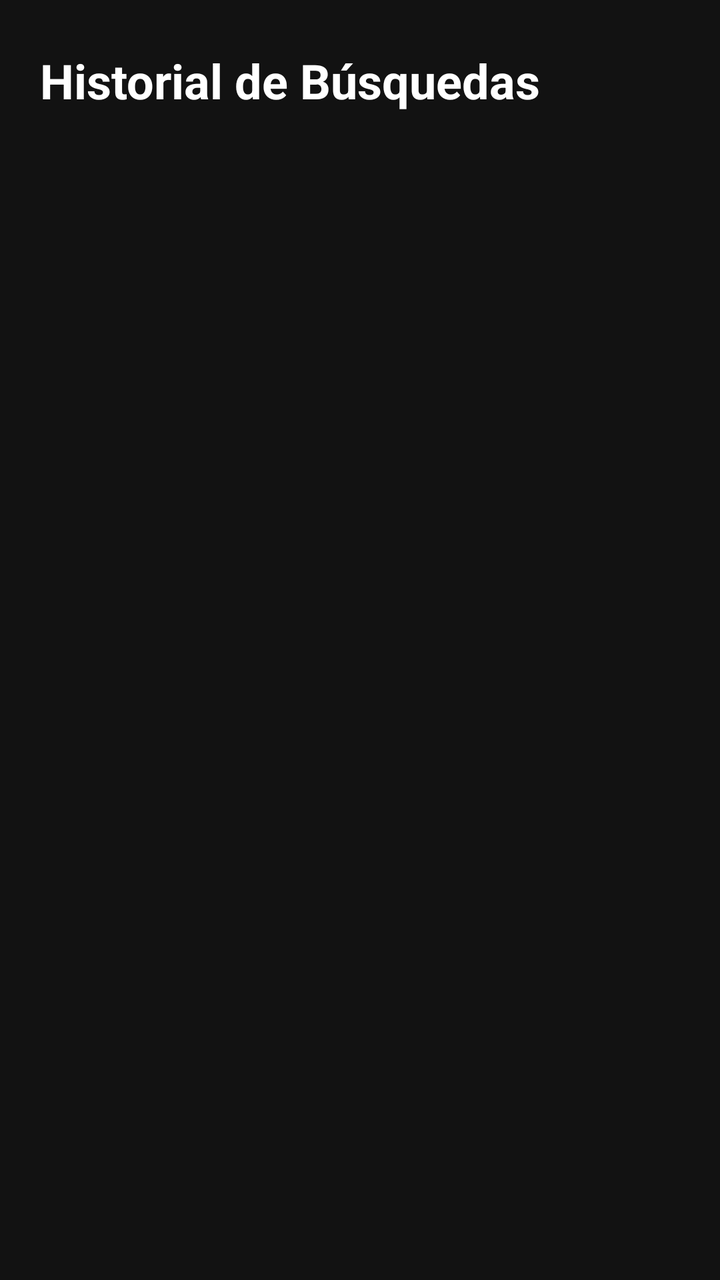
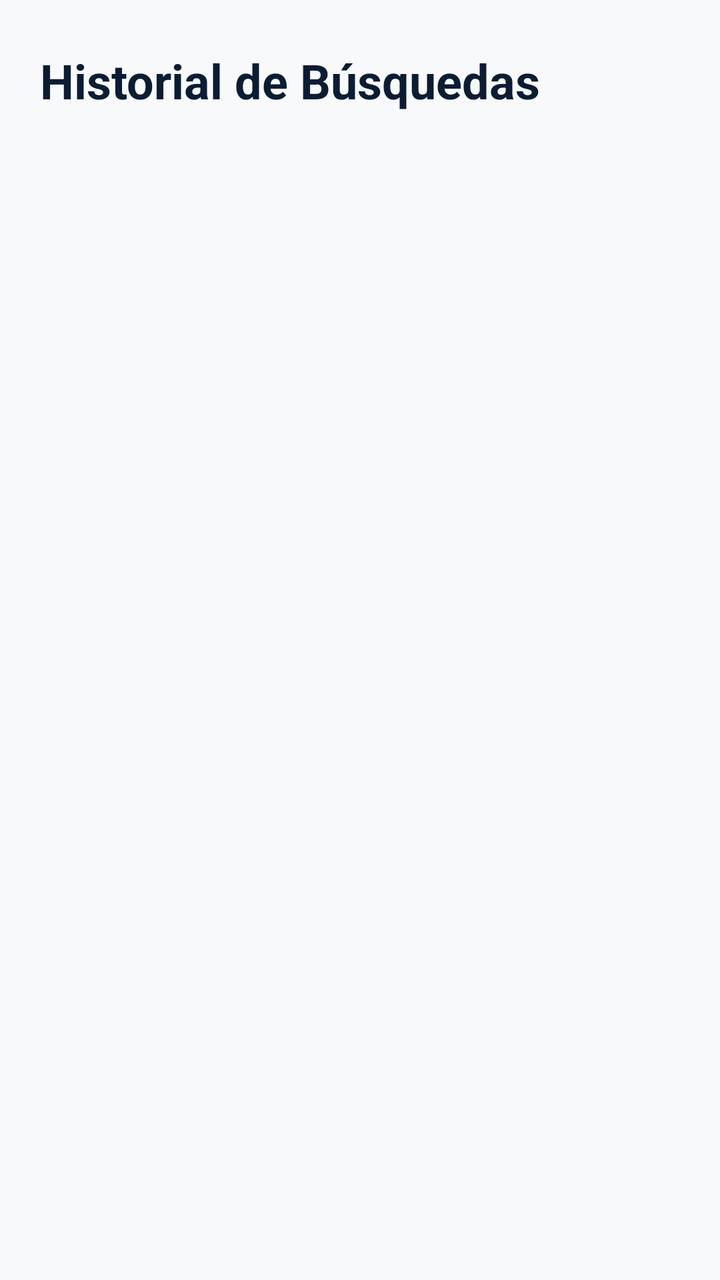

Screens rendered from an Android XML layout before and after an edit, with the pre-edit source and the edit as a unified diff.
<!-- AndroidManifest.xml: application theme Theme.Tienda_app -->
<!-- res/layout/fragment_history.xml -->
<?xml version="1.0" encoding="utf-8"?>
<LinearLayout xmlns:android="http://schemas.android.com/apk/res/android"
    android:layout_width="match_parent"
    android:layout_height="match_parent"
    android:orientation="vertical"
    android:background="#121212"
    android:paddingTop="24dp">

    
    <TextView
        android:layout_width="match_parent"
        android:layout_height="wrap_content"
        android:text="Historial de Búsquedas"
        android:textColor="#FFFFFF"
        android:textSize="24sp"
        android:textStyle="bold"
        android:layout_marginLeft="20dp"
        android:layout_marginRight="20dp"
        android:layout_marginBottom="16dp" />

    
    <FrameLayout
        android:layout_width="match_parent"
        android:layout_height="match_parent">

        <androidx.recyclerview.widget.RecyclerView
            android:id="@+id/container_user"
            android:layout_width="match_parent"
            android:layout_height="match_parent"
            android:clipToPadding="false"
            android:paddingBottom="16dp" />

        
        <LinearLayout
            android:id="@+id/layout_empty_state"
            android:layout_width="match_parent"
            android:layout_height="match_parent"
            android:orientation="vertical"
            android:gravity="center"
            android:padding="32dp"
            android:visibility="gone">

            <ImageView
                android:layout_width="80dp"
                android:layout_height="80dp"
                android:src="@drawable/history"
                android:contentDescription="Historial vacío"
                android:tint="#4DFFFFFF" />

            <TextView
                android:layout_width="wrap_content"
                android:layout_height="wrap_content"
                android:text="Historial vacío"
                android:textColor="#FFFFFF"
                android:textSize="18sp"
                android:textStyle="bold"
                android:layout_marginTop="16dp" />

            <TextView
                android:layout_width="wrap_content"
                android:layout_height="wrap_content"
                android:text="Tus búsquedas por texto, voz e imágenes se guardarán aquí automáticamente."
                android:textColor="#8E8E93"
                android:textSize="14sp"
                android:gravity="center"
                android:layout_marginTop="8dp" />

        </LinearLayout>

    </FrameLayout>
</LinearLayout>
<!-- resources referenced by this layout -->
<resources>
  <!-- drawable history (drawable) -->
  <vector xmlns:android="http://schemas.android.com/apk/res/android"
      android:width="18dp"
      android:height="18dp"
      android:viewportWidth="18"
      android:viewportHeight="18">
    <path
        android:pathData="M9,18C6.7,18 4.696,17.237 2.987,15.712C1.279,14.188 0.3,12.283 0.05,10H2.1C2.333,11.733 3.104,13.167 4.412,14.3C5.721,15.433 7.25,16 9,16C10.95,16 12.604,15.321 13.962,13.962C15.321,12.604 16,10.95 16,9C16,7.05 15.321,5.396 13.962,4.037C12.604,2.679 10.95,2 9,2C7.85,2 6.775,2.267 5.775,2.8C4.775,3.333 3.933,4.067 3.25,5H6V7H0V1H2V3.35C2.85,2.283 3.888,1.458 5.113,0.875C6.338,0.292 7.633,0 9,0C10.25,0 11.421,0.237 12.512,0.712C13.604,1.188 14.554,1.829 15.363,2.638C16.171,3.446 16.813,4.396 17.288,5.488C17.763,6.579 18,7.75 18,9C18,10.25 17.763,11.421 17.288,12.512C16.813,13.604 16.171,14.554 15.363,15.363C14.554,16.171 13.604,16.813 12.512,17.288C11.421,17.763 10.25,18 9,18ZM11.8,13.2L8,9.4V4H10V8.6L13.2,11.8L11.8,13.2Z"
        android:fillColor="#64748B"/>
  </vector>
  <style name="Theme.Tienda_app" parent="Base.Theme.Tienda_app" />
  <style name="Base.Theme.Tienda_app" parent="Theme.Material3.DayNight.NoActionBar">
          
          
      </style>
</resources>

<!-- the commit's change to res/layout/fragment_history.xml (unified diff, before → after) -->
@@ -3,7 +3,7 @@
     android:layout_width="match_parent"
     android:layout_height="match_parent"
     android:orientation="vertical"
-    android:background="#121212"
+    android:background="#F8F9FA"
     android:paddingTop="24dp">
 
     
@@ -11,7 +11,7 @@
         android:layout_width="match_parent"
         android:layout_height="wrap_content"
         android:text="Historial de Búsquedas"
-        android:textColor="#FFFFFF"
+        android:textColor="#0B1C33"
         android:textSize="24sp"
         android:textStyle="bold"
         android:layout_marginLeft="20dp"
@@ -45,13 +45,13 @@
                 android:layout_height="80dp"
                 android:src="@drawable/history"
                 android:contentDescription="Historial vacío"
-                android:tint="#4DFFFFFF" />
+                android:tint="#CBD5E1" />
 
             <TextView
                 android:layout_width="wrap_content"
                 android:layout_height="wrap_content"
                 android:text="Historial vacío"
-                android:textColor="#FFFFFF"
+                android:textColor="#0B1C33"
                 android:textSize="18sp"
                 android:textStyle="bold"
                 android:layout_marginTop="16dp" />
@@ -60,7 +60,7 @@
                 android:layout_width="wrap_content"
                 android:layout_height="wrap_content"
                 android:text="Tus búsquedas por texto, voz e imágenes se guardarán aquí automáticamente."
-                android:textColor="#8E8E93"
+                android:textColor="#64748B"
                 android:textSize="14sp"
                 android:gravity="center"
                 android:layout_marginTop="8dp" />
